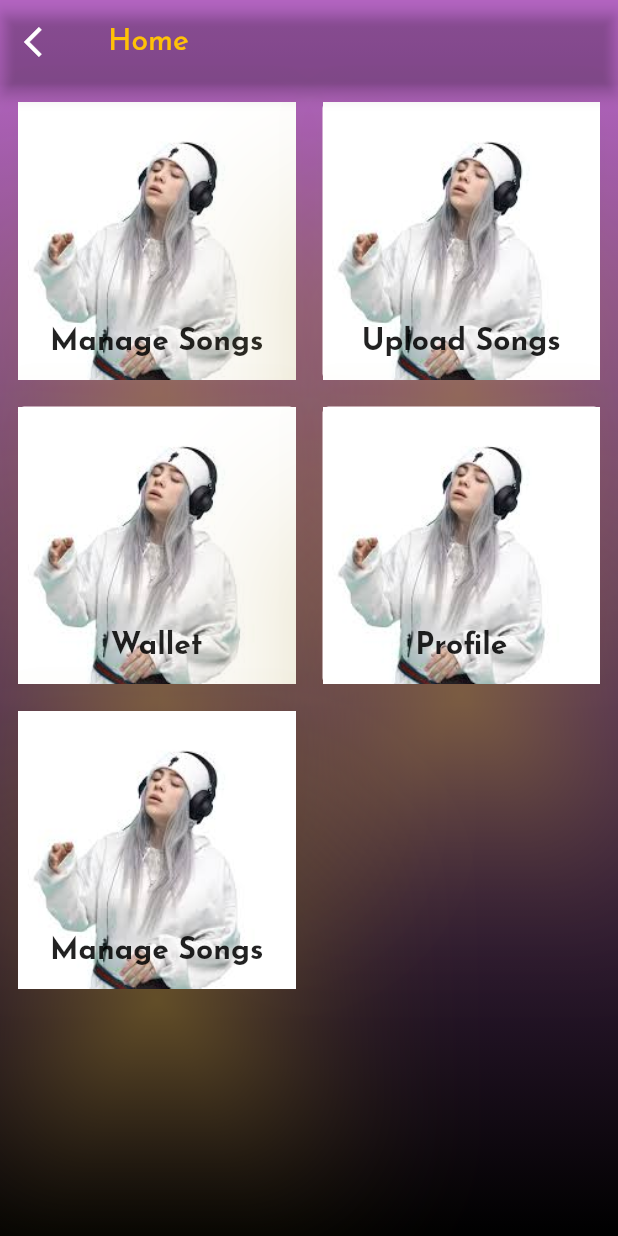
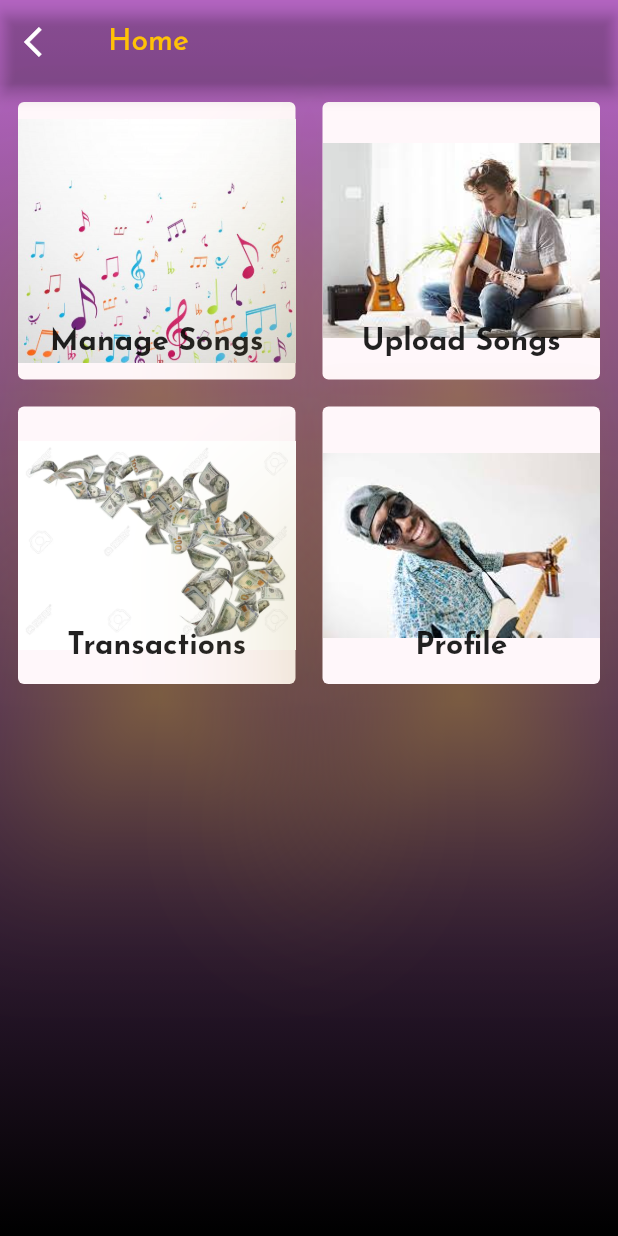
Before and after one commit to RaDio-Cat/muse, a Flutter app: the ArtistHome screen opened directly, on a phone screen of 412 x 824 dp. Run offline on Flutter 3.47's test engine with Material 2 defaults, Android fonts, the phone set to English and light mode, and no system bars; our stand-ins replace audio_video_progress_bar, audioplayers, cloud_firestore, file_picker, firebase_auth, firebase_core and 5 more; missing offline and left inert: clipboard, dart:ffi, web3dart; accounts and stored records are empty.

Commit message:
Defence is tomorrow

```diff
--- a/lib/screens/home/artist/artisthome.dart
+++ b/lib/screens/home/artist/artisthome.dart
@@ -35,8 +35,14 @@ class _ArtistHomeState extends State<ArtistHome> {
           extendBodyBehindAppBar: true,
           backgroundColor: Colors.transparent,
           appBar: AppBar(
-            leading:
-                InkWell(onTap: () async {}, child: Icon(Icons.arrow_back_ios)),
+            leading: InkWell(
+                onTap: () async {
+                  await FirebaseAuth.instance.signOut();
+                  print('user logged out');
+                  Navigator.push(context,
+                      MaterialPageRoute(builder: (context) => IntroPage()));
+                },
+                child: Icon(Icons.arrow_back_ios)),
             backgroundColor: Colors.transparent,
             title: Text(
               'Home',
@@ -71,7 +77,8 @@ class _ArtistHomeState extends State<ArtistHome> {
                                 decoration: BoxDecoration(
                                     borderRadius: BorderRadius.circular(20)),
                                 child: GridTile(
-                                  child: Image.asset('lib/images/billie.jpeg'),
+                                  child: Image.asset(
+                                      'lib/images/manage_songs.jpg'),
                                   footer: Container(
                                     height: 50,
                                     color: Colors.transparent,
@@ -104,7 +111,7 @@ class _ArtistHomeState extends State<ArtistHome> {
                                 decoration: BoxDecoration(
                                     borderRadius: BorderRadius.circular(20)),
                                 child: GridTile(
-                                  child: Image.asset('lib/images/billie.jpeg'),
+                                  child: Image.asset('lib/images/upload_songs.jpeg'),
                                   footer: Container(
                                     height: 50,
                                     color: Colors.transparent,
@@ -132,13 +139,13 @@ class _ArtistHomeState extends State<ArtistHome> {
                                 decoration: BoxDecoration(
                                     borderRadius: BorderRadius.circular(20)),
                                 child: GridTile(
-                                  child: Image.asset('lib/images/billie.jpeg'),
+                                  child: Image.asset('lib/images/money.jpg'),
                                   footer: Container(
                                     height: 50,
                                     color: Colors.transparent,
                                     child: Center(
                                       child: Text(
-                                        'Wallet',
+                                        'Transactions',
                                         style: TextStyle(
                                             fontSize: 20,
                                             fontWeight: FontWeight.bold),
@@ -160,7 +167,7 @@ class _ArtistHomeState extends State<ArtistHome> {
                                 decoration: BoxDecoration(
                                     borderRadius: BorderRadius.circular(20)),
                                 child: GridTile(
-                                  child: Image.asset('lib/images/billie.jpeg'),
+                                  child: Image.asset('lib/images/musician.jpeg'),
                                   footer: Container(
                                     height: 50,
                                     color: Colors.transparent,
@@ -177,40 +184,7 @@ class _ArtistHomeState extends State<ArtistHome> {
                               ),
                             ),
                           ),
-                          Card(
-                            elevation: 50,
-                            shadowColor: Colors.amberAccent,
-                            child: InkWell(
-                              onTap: () async {
-                                //show list of uploads
-                                await FirebaseAuth.instance.signOut();
-                                print('user logged out');
-                                Navigator.push(
-                                    context,
-                                    MaterialPageRoute(
-                                        builder: (context) => IntroPage()));
-                              },
-                              child: Container(
-                                decoration: BoxDecoration(
-                                    borderRadius: BorderRadius.circular(20)),
-                                child: GridTile(
-                                  child: Image.asset('lib/images/billie.jpeg'),
-                                  footer: Container(
-                                    height: 50,
-                                    color: Colors.transparent,
-                                    child: Center(
-                                      child: Text(
-                                        'Manage Songs',
-                                        style: TextStyle(
-                                            fontSize: 20,
-                                            fontWeight: FontWeight.bold),
-                                      ),
-                                    ),
-                                  ),
-                                ),
-                              ),
-                            ),
-                          )
+
                         ]),
                   )
                 ],
--- a/lib/screens/home/home.dart
+++ b/lib/screens/home/home.dart
@@ -74,7 +74,7 @@ class Home extends StatelessWidget {
               Padding(
                 padding: const EdgeInsets.all(10.0),
                 child: Container(
-                  height: 320.0,
+                  height: 500,
                   child: SongList(),
                 ),
               )
--- a/lib/screens/home/wallet.dart
+++ b/lib/screens/home/wallet.dart
@@ -169,7 +169,7 @@ class _WalletState extends State<Wallet> {
                             // height: 55,
                             padding: const EdgeInsets.all(10),
                             child: const Text(
-                              "*Tap on the 'Copy private key' to copy your muse wallet private key. \n\n*Open Metamask and import the muse wallet using the private key you copied. \n\n*Populate the muse wallet with ether. The subscription fee is 1ETH \nOnce the muse transaction is a success you will see the balance reflected above. \n\n*You can now pay the subscription fee by taping 'Pay Subscription'. \n\n*Enjoy",
+                              "*Tap on the 'Copy private key' to copy your muse wallet private key. \n\n*Open Metamask and import the muse wallet using the private key you copied. \n\n*Populate the muse wallet with ether. The subscription fee is 1ETH. \n\n*Once the muse transaction is a success you will see the balance reflected above. \n\n*You can now pay the subscription fee by taping 'Pay Subscription'. \n\n*Enjoy",
                               overflow: TextOverflow.clip,
                               style: TextStyle(fontSize: 15,
                               wordSpacing: 3),
```
Also changed, not shown: lib/screens/authenticate/register.dart (+15 -15 lines), lib/screens/home/artist/artistsongs.dart (+5 -3 lines), lib/images/Transactions.jpeg (added), lib/images/manage_songs.jpg (added), lib/images/money.jpg (added), lib/images/musician.jpeg (added), lib/images/singer.jpg (added), lib/images/upload_songs.jpeg (added).
